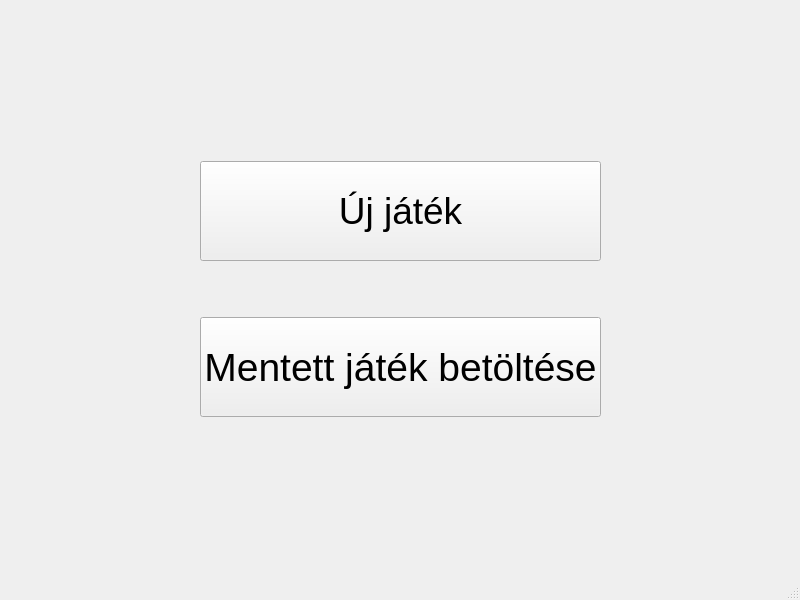
Qt form mainwindow.ui (kevinbencs/Sakk) before a commit.
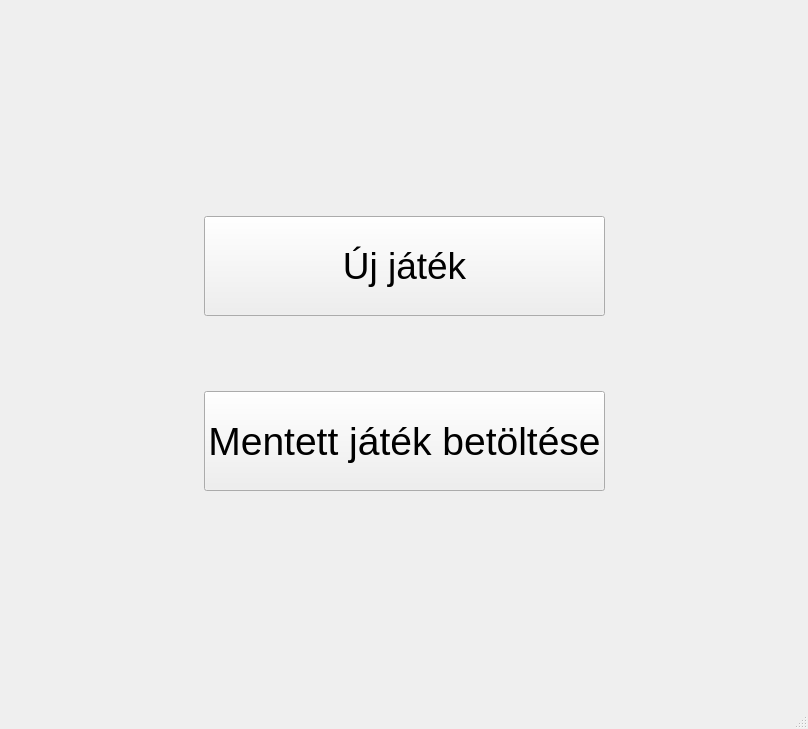
The same form after that commit.

```diff
--- a/mainwindow.ui
+++ b/mainwindow.ui
@@ -6,8 +6,8 @@
    <rect>
     <x>0</x>
     <y>0</y>
-    <width>800</width>
-    <height>600</height>
+    <width>808</width>
+    <height>729</height>
    </rect>
   </property>
   <property name="windowTitle">
```
Left out of the diff: 2 changed lines with no effect on the pictures.
